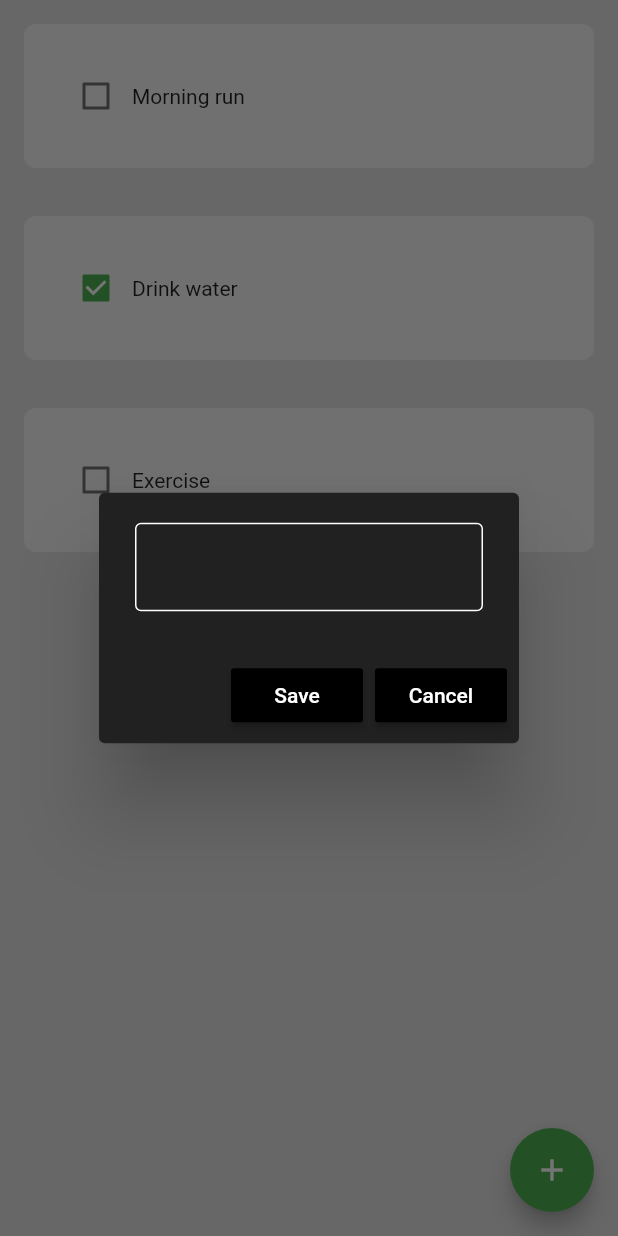
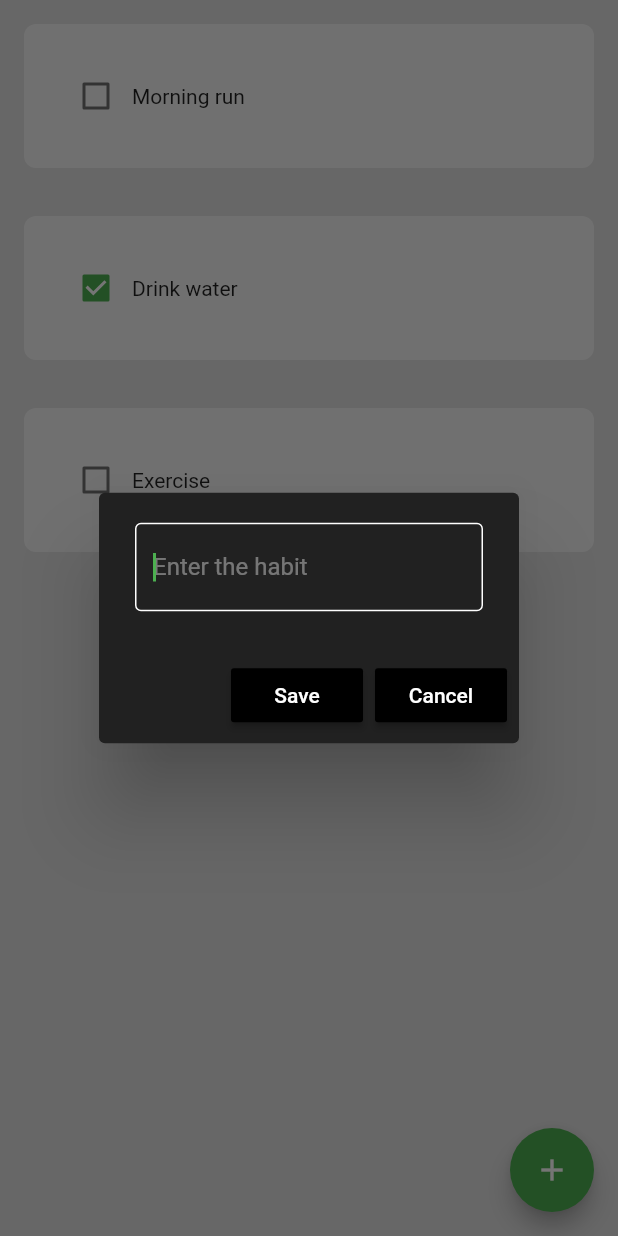
Before and after one commit to amerezhanyi/FlutterDart, a Flutter app: the screen it shows after launch, after a tap on the "add" icon, on a phone screen of 412 x 824 dp. Run offline on Flutter 3.47's test engine with Material 2 defaults, Android fonts, the phone set to English and light mode, and no system bars; drawn by our look-alikes of flutter_slidable; our stand-ins replace cloud_firestore, firebase_auth, firebase_core, firebase_messaging, firebase_storage, image_picker and 1 more; missing offline and left inert: bitsdojo_window, cloud_firestore_web, firebase_auth_web, firebase_core_web, firebase_messaging_web, firebase_storage_web and 3 more; accounts and stored records are empty.

Commit message:
added styles

```diff
--- a/habbit_app/lib/components/habit_box.dart
+++ b/habbit_app/lib/components/habit_box.dart
@@ -1,14 +1,22 @@
 import 'package:flutter/material.dart';
 
 class HabitBox extends StatelessWidget {
-  const HabitBox({super.key});
+  final TextEditingController controller;
+  final VoidCallback onSave;
+
+  const HabitBox({super.key, required this.controller, required this.onSave});
 
   @override
   Widget build(BuildContext context) {
     return AlertDialog(
       backgroundColor: Colors.grey[900],
-      content: const TextField(
-        decoration: InputDecoration(
+      content: TextField(
+        autofocus: true,
+        controller: controller,
+        style: const TextStyle(color: Colors.white),
+        decoration: const InputDecoration(
+          hintText: "Enter the habit",
+          hintStyle: TextStyle(color: Colors.white38),
           enabledBorder:
               OutlineInputBorder(borderSide: BorderSide(color: Colors.white)),
           focusedBorder:
@@ -18,7 +26,7 @@ class HabitBox extends StatelessWidget {
       actions: [
         MaterialButton(
           color: Colors.black,
-          onPressed: () {},
+          onPressed: onSave,
           child: const Text(
             "Save",
             style: TextStyle(color: Colors.white),
@@ -26,7 +34,10 @@ class HabitBox extends StatelessWidget {
         ),
         MaterialButton(
           color: Colors.black,
-          onPressed: () => Navigator.of(context).pop(),
+          onPressed: () {
+            controller.clear();
+            Navigator.of(context).pop();
+          },
           child: const Text(
             "Cancel",
             style: TextStyle(color: Colors.white),
--- a/habbit_app/lib/components/habit_tile.dart
+++ b/habbit_app/lib/components/habit_tile.dart
@@ -1,21 +1,44 @@
 import 'package:flutter/material.dart';
+import 'package:flutter_slidable/flutter_slidable.dart';
 
 class HabitTile extends StatelessWidget {
   final String title;
   final bool isCompleted;
   final Function(bool?)? onChange;
+  final Function(BuildContext)? settingTapped;
+  final Function(BuildContext)? deleteTapped;
 
   const HabitTile({
     super.key,
     required this.title,
     required this.isCompleted,
     this.onChange,
+    this.settingTapped,
+    this.deleteTapped,
   });
 
   @override
   Widget build(BuildContext context) {
     return Padding(
       padding: const EdgeInsets.all(16.0),
+      child: Slidable(
+        endActionPane: ActionPane(
+          motion: const StretchMotion(),
+          children: [
+            SlidableAction(
+              onPressed: settingTapped,
+              backgroundColor: Colors.green,
+              icon: Icons.settings,
+              borderRadius: BorderRadius.circular(8),
+            ),
+            SlidableAction(
+              onPressed: deleteTapped,
+              backgroundColor: Colors.red,
+              icon: Icons.delete,
+              borderRadius: BorderRadius.circular(8),
+            ),
+          ],
+        ),
         child: Container(
           padding: const EdgeInsets.all(24),
           decoration: BoxDecoration(
@@ -29,6 +52,7 @@ class HabitTile extends StatelessWidget {
             ],
           ),
         ),
+      ),
     );
   }
 }
```
Also changed, not shown: habbit_app/lib/components/button_main.dart (deleted, +0 -12 lines), habbit_app/lib/pages/home_page.dart (+42 -3 lines), 7 other files. Lines whose indentation alone changed are shown as unchanged.
